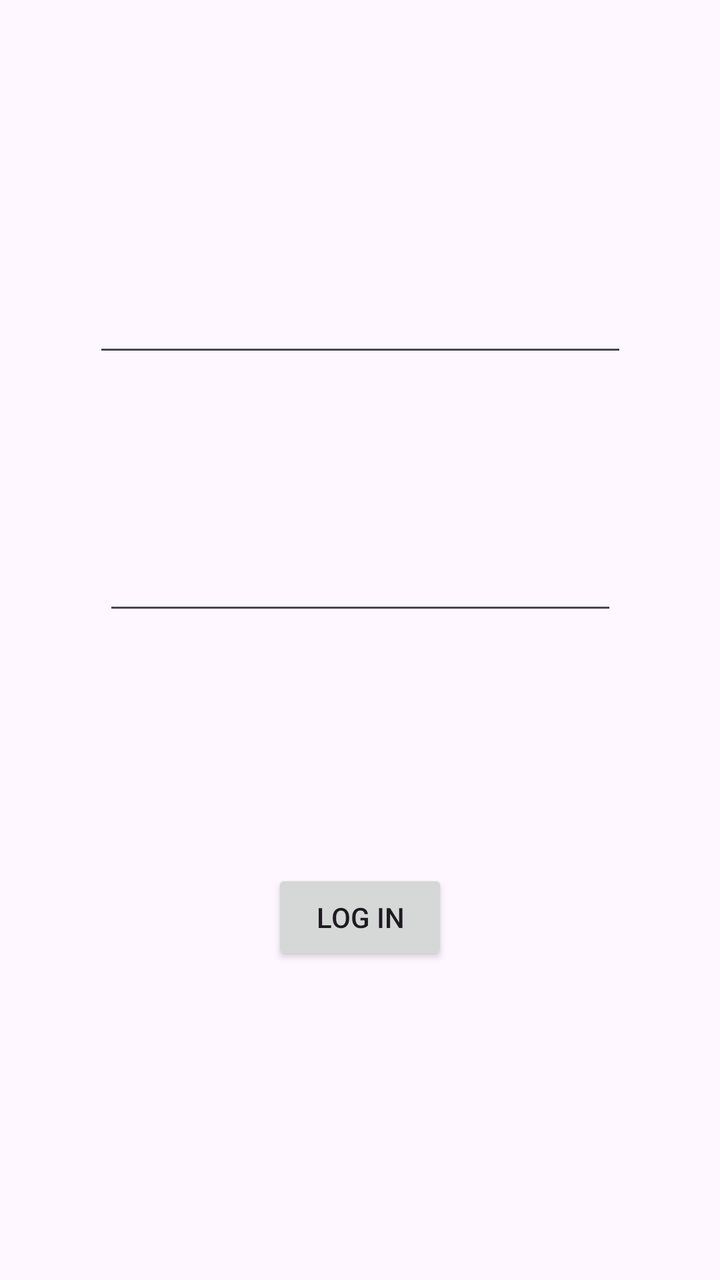
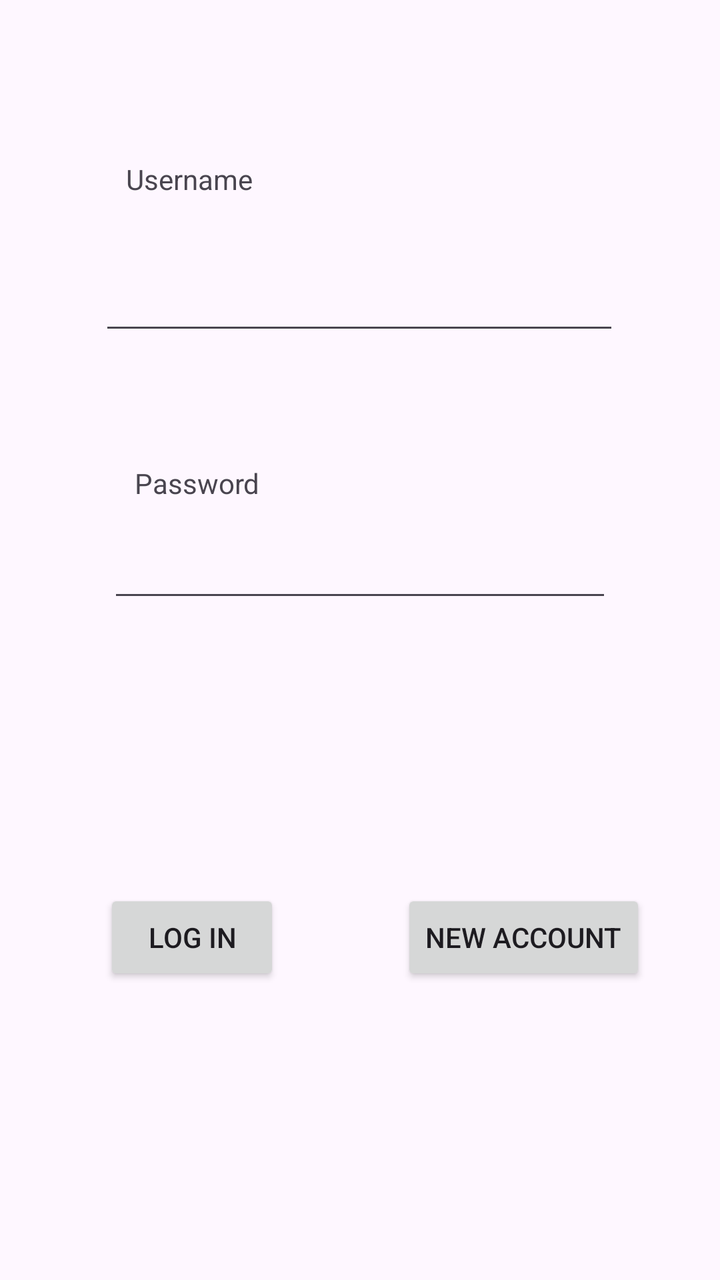

Compare the two renders of this Android layout. The source of the first and the diff that turns it into the second are given below.
<!-- AndroidManifest.xml: application theme Theme.L3Android -->
<!-- res/layout/activity_main.xml -->
<?xml version="1.0" encoding="utf-8"?>
<androidx.constraintlayout.widget.ConstraintLayout xmlns:android="http://schemas.android.com/apk/res/android"
    xmlns:app="http://schemas.android.com/apk/res-auto"
    xmlns:tools="http://schemas.android.com/tools"
    android:id="@+id/main"
    android:layout_width="match_parent"
    android:layout_height="match_parent"
    tools:context=".MainActivity">

    <EditText
        android:id="@+id/loginField"
        android:layout_width="267dp"
        android:layout_height="83dp"
        android:ems="10"
        android:inputType="text"
        app:layout_constraintBottom_toBottomOf="parent"
        app:layout_constraintEnd_toEndOf="parent"
        app:layout_constraintHorizontal_bias="0.502"
        app:layout_constraintStart_toStartOf="parent"
        app:layout_constraintTop_toTopOf="parent"
        app:layout_constraintVertical_bias="0.18" />

    <EditText
        android:id="@+id/passwordField"
        android:layout_width="257dp"
        android:layout_height="74dp"
        android:ems="10"
        android:inputType="textPassword"
        app:layout_constraintBottom_toBottomOf="parent"
        app:layout_constraintEnd_toEndOf="parent"
        app:layout_constraintStart_toStartOf="parent"
        app:layout_constraintTop_toBottomOf="@+id/loginField"
        app:layout_constraintVertical_bias="0.144" />

    <Button
        android:id="@+id/button"
        android:layout_width="wrap_content"
        android:layout_height="wrap_content"
        android:text= "@string/login_btn_en"
        android:onClick="validateUser"
        app:layout_constraintBottom_toBottomOf="parent"
        app:layout_constraintEnd_toEndOf="parent"
        app:layout_constraintStart_toStartOf="parent"
        app:layout_constraintTop_toTopOf="parent"
        app:layout_constraintVertical_bias="0.734"
        tools:ignore="OnClick" />
</androidx.constraintlayout.widget.ConstraintLayout>
<!-- resources referenced by this layout -->
<resources>
  <string name="login_btn_en">Log in</string>
  <style name="Theme.L3Android" parent="Base.Theme.L3Android" />
  <style name="Base.Theme.L3Android" parent="Theme.Material3.DayNight.NoActionBar">
          
          
      </style>
</resources>

<!-- the commit's change to res/layout/activity_main.xml (unified diff, before → after) -->
@@ -5,43 +5,80 @@
     android:id="@+id/main"
     android:layout_width="match_parent"
     android:layout_height="match_parent"
-    tools:context=".MainActivity">
+    tools:context=".activities.MainActivity">
 
     <EditText
         android:id="@+id/loginField"
-        android:layout_width="267dp"
-        android:layout_height="83dp"
+        android:layout_width="260dp"
+        android:layout_height="75dp"
         android:ems="10"
         android:inputType="text"
         app:layout_constraintBottom_toBottomOf="parent"
         app:layout_constraintEnd_toEndOf="parent"
-        app:layout_constraintHorizontal_bias="0.502"
+        app:layout_constraintHorizontal_bias="0.497"
         app:layout_constraintStart_toStartOf="parent"
         app:layout_constraintTop_toTopOf="parent"
-        app:layout_constraintVertical_bias="0.18" />
+        app:layout_constraintVertical_bias="0.172" />
 
     <EditText
         android:id="@+id/passwordField"
-        android:layout_width="257dp"
-        android:layout_height="74dp"
+        android:layout_width="252dp"
+        android:layout_height="68dp"
         android:ems="10"
         android:inputType="textPassword"
         app:layout_constraintBottom_toBottomOf="parent"
         app:layout_constraintEnd_toEndOf="parent"
         app:layout_constraintStart_toStartOf="parent"
         app:layout_constraintTop_toBottomOf="@+id/loginField"
-        app:layout_constraintVertical_bias="0.144" />
+        app:layout_constraintVertical_bias="0.164" />
 
     <Button
         android:id="@+id/button"
         android:layout_width="wrap_content"
         android:layout_height="wrap_content"
-        android:text= "@string/login_btn_en"
         android:onClick="validateUser"
+        android:text="@string/login_btn_en"
         app:layout_constraintBottom_toBottomOf="parent"
         app:layout_constraintEnd_toEndOf="parent"
+        app:layout_constraintHorizontal_bias="0.191"
         app:layout_constraintStart_toStartOf="parent"
         app:layout_constraintTop_toTopOf="parent"
-        app:layout_constraintVertical_bias="0.734"
+        app:layout_constraintVertical_bias="0.751"
         tools:ignore="OnClick" />
+
+    <Button
+        android:id="@+id/button2"
+        android:layout_width="wrap_content"
+        android:layout_height="wrap_content"
+        android:onClick="loadRegWindow"
+        android:text="@string/register_btn_en"
+        app:layout_constraintBottom_toBottomOf="parent"
+        app:layout_constraintEnd_toEndOf="parent"
+        app:layout_constraintHorizontal_bias="0.844"
+        app:layout_constraintStart_toStartOf="parent"
+        app:layout_constraintTop_toTopOf="parent"
+        app:layout_constraintVertical_bias="0.751"
+        tools:ignore="OnClick" />
+
+    <TextView
+        android:id="@+id/textView"
+        android:layout_width="wrap_content"
+        android:layout_height="wrap_content"
+        android:layout_marginTop="80dp"
+        android:text="Username"
+        app:layout_constraintEnd_toEndOf="parent"
+        app:layout_constraintHorizontal_bias="0.212"
+        app:layout_constraintStart_toStartOf="parent"
+        app:layout_constraintTop_toTopOf="parent" />
+
+    <TextView
+        android:id="@+id/textView2"
+        android:layout_width="wrap_content"
+        android:layout_height="wrap_content"
+        android:layout_marginTop="232dp"
+        android:text="Password"
+        app:layout_constraintEnd_toEndOf="parent"
+        app:layout_constraintHorizontal_bias="0.226"
+        app:layout_constraintStart_toStartOf="parent"
+        app:layout_constraintTop_toTopOf="parent" />
 </androidx.constraintlayout.widget.ConstraintLayout>
<!-- resource entries referenced after the edit -->
@@ -1,6 +1,7 @@
 <!-- resources referenced by this layout -->
 <resources>
   <string name="login_btn_en">Log in</string>
+  <string name="register_btn_en">New account</string>
   <style name="Theme.L3Android" parent="Base.Theme.L3Android" />
   <style name="Base.Theme.L3Android" parent="Theme.Material3.DayNight.NoActionBar">
           
